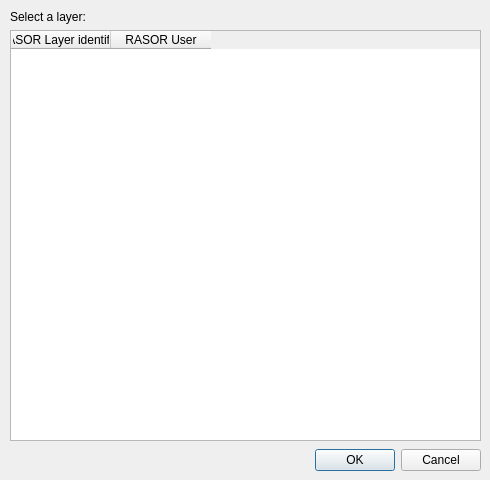
Old version of the form rasor_plugin/rasor_plugin_dialog_down.ui in the repository altamiraInformation/rasor-plugin.
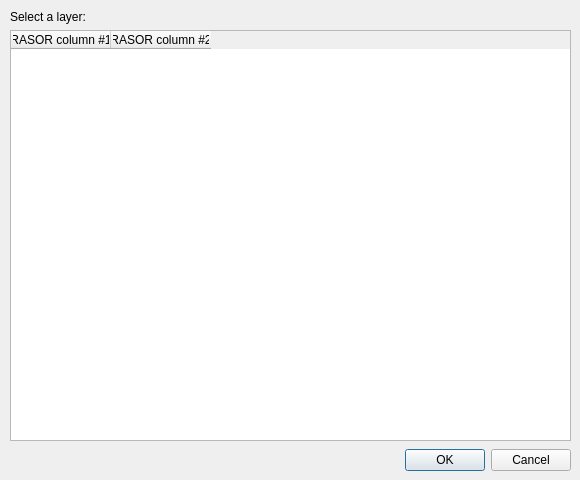
New version of the form.

Commit message: Bugfix - Invalid layers

The edit to the form file:
```diff
--- a/rasor_plugin/rasor_plugin_dialog_down.ui
+++ b/rasor_plugin/rasor_plugin_dialog_down.ui
@@ -6,7 +6,7 @@
    <rect>
     <x>0</x>
     <y>0</y>
-    <width>490</width>
+    <width>580</width>
     <height>480</height>
    </rect>
   </property>
@@ -18,13 +18,13 @@
   </property>
   <property name="minimumSize">
    <size>
-    <width>490</width>
+    <width>580</width>
     <height>480</height>
    </size>
   </property>
   <property name="maximumSize">
    <size>
-    <width>490</width>
+    <width>580</width>
     <height>480</height>
    </size>
   </property>
@@ -34,9 +34,9 @@
   <widget class="QDialogButtonBox" name="buttonBox">
    <property name="geometry">
     <rect>
-     <x>70</x>
+     <x>10</x>
      <y>440</y>
-     <width>411</width>
+     <width>561</width>
      <height>41</height>
     </rect>
    </property>
@@ -58,7 +58,7 @@
     <rect>
      <x>10</x>
      <y>10</y>
-     <width>471</width>
+     <width>561</width>
      <height>431</height>
     </rect>
    </property>
@@ -91,12 +91,12 @@
       </property>
       <column>
        <property name="text">
-        <string>RASOR Layer identifier</string>
+        <string>RASOR column #1</string>
        </property>
       </column>
       <column>
        <property name="text">
-        <string>RASOR User</string>
+        <string>RASOR column #2</string>
        </property>
       </column>
      </widget>
```
The commit also changes 3 other files.
